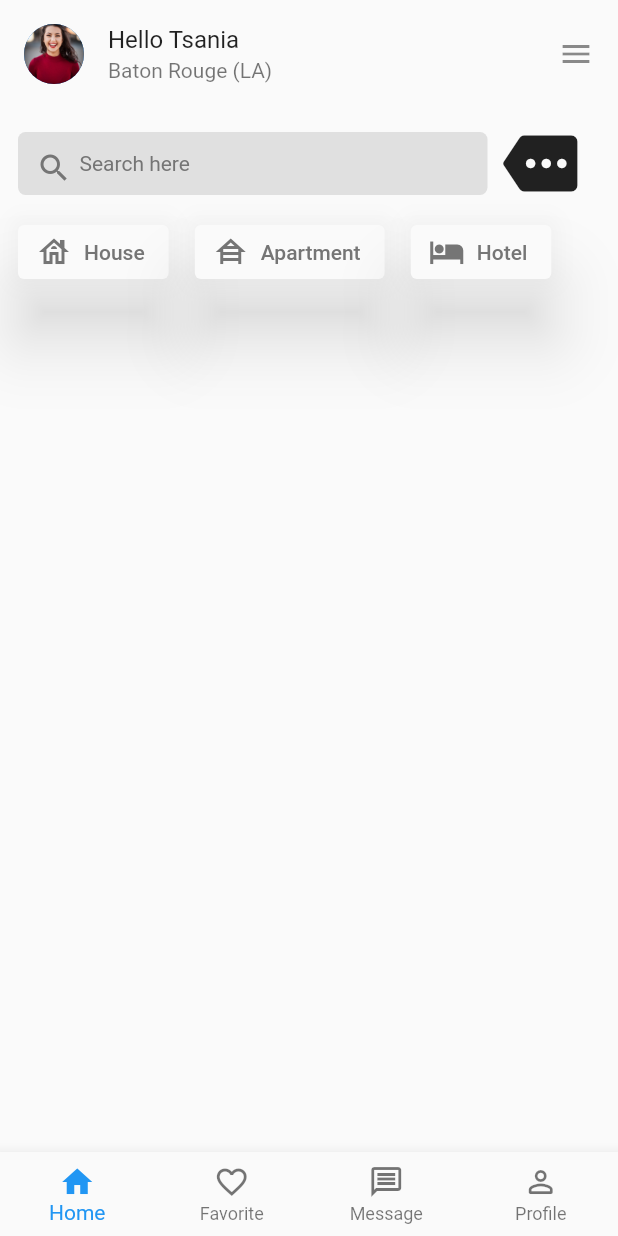
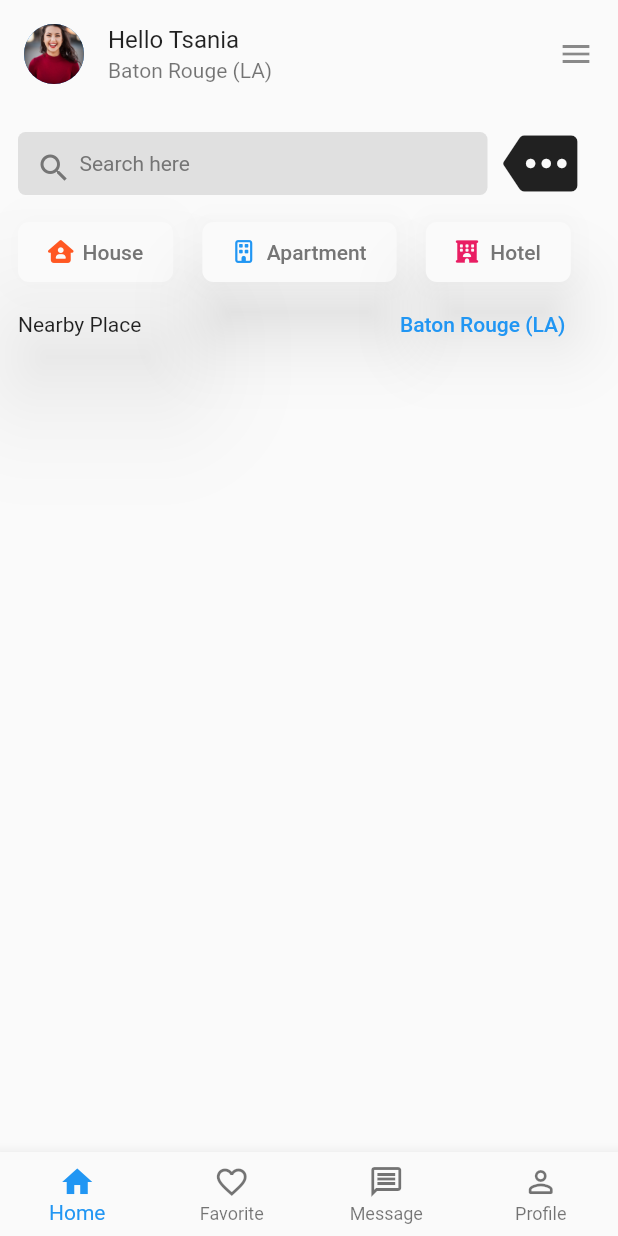
Before and after one commit to metaspook/comfort_place, a Flutter app: the screen it shows after launch, on a phone screen of 412 x 824 dp. Run offline on Flutter 3.47's test engine with Material 2 defaults, Android fonts, the phone set to English and light mode, and no system bars; our stand-ins replace font_awesome_flutter.

Commit message:
added tab button bar

```diff
--- a/lib/pages/products_page.dart
+++ b/lib/pages/products_page.dart
@@ -1,3 +1,5 @@
+import 'package:comfort_place/widgets/search_bar.dart';
+import 'package:comfort_place/widgets/tab_button_bar.dart';
 import 'package:flutter/material.dart';
 
 class ProductsPage extends StatelessWidget {
@@ -36,90 +38,29 @@ class ProductsPage extends StatelessWidget {
               shrinkWrap: true,
               children: [
                 Row(
-                  children: [
-                    Expanded(
-                      child: Container(
-                        padding: const EdgeInsets.all(12),
-                        alignment: Alignment.center,
-                        height: kToolbarHeight * .75,
-                        decoration: BoxDecoration(
-                          color: Colors.grey.shade300,
-                          borderRadius: BorderRadius.circular(5),
-                          // gradient: LinearGradient(
-                          //   begin: Alignment.topRight,
-                          //   end: Alignment.bottomLeft,
-                          //   colors: [
-                          //     Color(0xFFFCD1B7),
-                          //     Color(0xFFBFE0E8),
-                          //   ],
-                          // ),
-                        ),
-                        child: Row(
-                          children: [
-                            Icon(
-                              Icons.search,
-                              color: Colors.grey.shade600,
-                            ),
-                            const SizedBox(width: 5),
-                            Text(
-                              'Search here',
-                              style: TextStyle(
-                                color: Colors.grey.shade600,
-                              ),
-                            ),
-                          ],
-                        ),
-                      ),
-                    ),
-                    const SizedBox(width: 10),
-                    const Icon(Icons.more_rounded, size: 50),
-                    const SizedBox(width: 15),
+                  children: const [
+                    Expanded(child: SearchBar()),
+                    SizedBox(width: 10),
+                    Icon(Icons.more_rounded, size: 50),
+                    SizedBox(width: 15),
                   ],
                 ),
                 const SizedBox(height: 10),
+                const TabButtonBar(),
                 Row(
                   mainAxisAlignment: MainAxisAlignment.spaceBetween,
                   children: [
-                    ElevatedButton.icon(
-                      style: ElevatedButton.styleFrom(
-                        elevation: 20,
-                        onPrimary: Colors.grey.shade600,
-                        primary: Theme.of(context).scaffoldBackgroundColor,
-                        shadowColor: Colors.grey.shade200,
+                    const Text('Nearby Place'),
+                    // const Spacer(),
+                    TextButton(
+                      onPressed: () {},
+                      child: Row(
+                        children: const [
+                          Text('Baton Rouge (LA)'),
+                          SizedBox(width: 15),
+                        ],
                       ),
-                      onPressed: () {},
-                      icon: const Icon(
-                        Icons.house_outlined,
-                      ),
-                      label: const Text('House'),
                     ),
-                    ElevatedButton.icon(
-                      style: ElevatedButton.styleFrom(
-                        elevation: 20,
-                        onPrimary: Colors.grey.shade600,
-                        primary: Theme.of(context).scaffoldBackgroundColor,
-                        shadowColor: Colors.grey.shade200,
-                      ),
-                      onPressed: () {},
-                      icon: const Icon(
-                        Icons.house_siding_sharp,
-                      ),
-                      label: const Text('Apartment'),
-                    ),
-                    ElevatedButton.icon(
-                      style: ElevatedButton.styleFrom(
-                        elevation: 20,
-                        onPrimary: Colors.grey.shade600,
-                        primary: Theme.of(context).scaffoldBackgroundColor,
-                        shadowColor: Colors.grey.shade200,
-                      ),
-                      onPressed: () {},
-                      icon: const Icon(
-                        Icons.hotel,
-                      ),
-                      label: const Text('Hotel'),
-                    ),
-                    const SizedBox(width: 15),
                   ],
                 ),
               ],
--- /dev/null
+++ b/lib/widgets/search_bar.dart
@@ -0,0 +1,33 @@
+import 'package:flutter/material.dart';
+
+class SearchBar extends StatelessWidget {
+  const SearchBar({Key? key}) : super(key: key);
+
+  @override
+  Widget build(BuildContext context) {
+    return Container(
+      padding: const EdgeInsets.all(12),
+      alignment: Alignment.center,
+      height: kToolbarHeight * .75,
+      decoration: BoxDecoration(
+        color: Colors.grey.shade300,
+        borderRadius: BorderRadius.circular(5),
+      ),
+      child: Row(
+        children: [
+          Icon(
+            Icons.search,
+            color: Colors.grey.shade600,
+          ),
+          const SizedBox(width: 5),
+          Text(
+            'Search here',
+            style: TextStyle(
+              color: Colors.grey.shade600,
+            ),
+          ),
+        ],
+      ),
+    );
+  }
+}
--- /dev/null
+++ b/lib/widgets/tab_button_bar.dart
@@ -0,0 +1,73 @@
+import 'package:flutter/material.dart';
+import 'package:font_awesome_flutter/font_awesome_flutter.dart';
+
+class TabButtonBar extends StatelessWidget {
+  const TabButtonBar({Key? key}) : super(key: key);
+
+  @override
+  Widget build(BuildContext context) {
+    return Row(
+      mainAxisAlignment: MainAxisAlignment.spaceBetween,
+      children: [
+        ElevatedButton.icon(
+          style: ElevatedButton.styleFrom(
+            padding: const EdgeInsets.symmetric(vertical: 12, horizontal: 20),
+            shape: RoundedRectangleBorder(
+              borderRadius: BorderRadius.circular(7.5),
+            ),
+            elevation: 35,
+            onPrimary: Colors.grey.shade600,
+            primary: Theme.of(context).scaffoldBackgroundColor,
+            shadowColor: Colors.black54,
+          ),
+          onPressed: () {},
+          icon: const Icon(
+            FontAwesomeIcons.houseUser,
+            color: Colors.deepOrange,
+            size: 15,
+          ),
+          label: const Text('House'),
+        ),
+        ElevatedButton.icon(
+          style: ElevatedButton.styleFrom(
+            padding: const EdgeInsets.symmetric(vertical: 12, horizontal: 20),
+            shape: RoundedRectangleBorder(
+              borderRadius: BorderRadius.circular(7.5),
+            ),
+            elevation: 20,
+            onPrimary: Colors.grey.shade600,
+            primary: Theme.of(context).scaffoldBackgroundColor,
+            shadowColor: Colors.black54,
+          ),
+          onPressed: () {},
+          icon: const Icon(
+            FontAwesomeIcons.building,
+            color: Colors.blue,
+            size: 15,
+          ),
+          label: const Text('Apartment'),
+        ),
+        ElevatedButton.icon(
+          style: ElevatedButton.styleFrom(
+            padding: const EdgeInsets.symmetric(vertical: 12, horizontal: 20),
+            shape: RoundedRectangleBorder(
+              borderRadius: BorderRadius.circular(7.5),
+            ),
+            elevation: 20,
+            onPrimary: Colors.grey.shade600,
+            primary: Theme.of(context).scaffoldBackgroundColor,
+            shadowColor: Colors.black54,
+          ),
+          onPressed: () {},
+          icon: const Icon(
+            FontAwesomeIcons.hotel,
+            color: Colors.pink,
+            size: 15,
+          ),
+          label: const Text('Hotel'),
+        ),
+        const SizedBox(width: 0),
+      ],
+    );
+  }
+}
```
